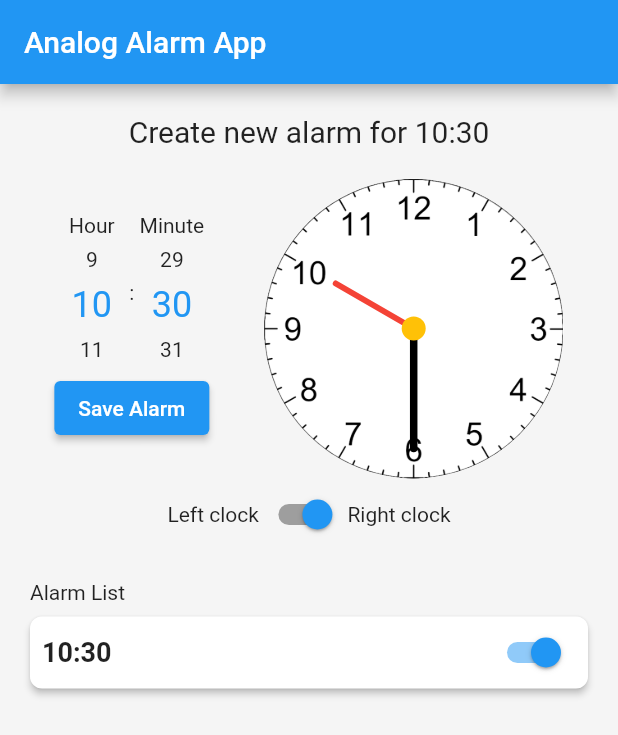
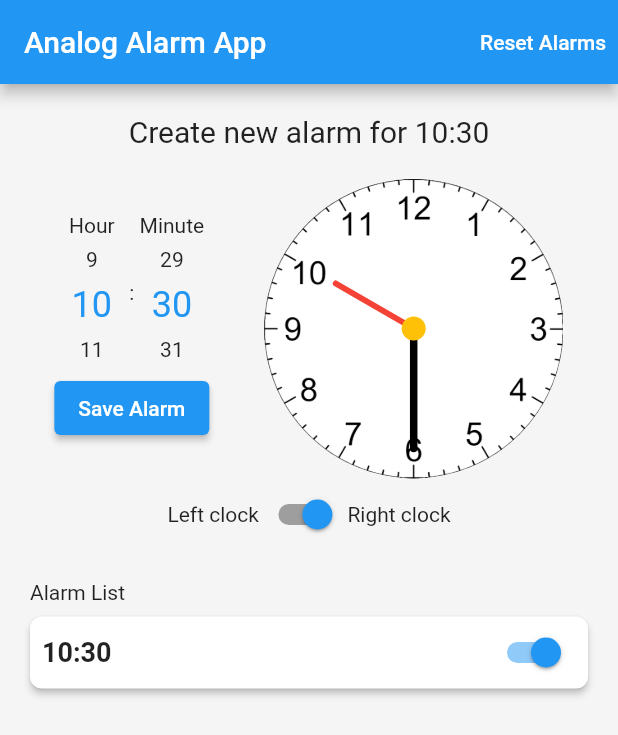
Before and after one commit to jameschristianw/analog_alarm_clock, a Flutter app: the screen it shows after launch, after a tap on "Save Alarm", on a phone screen of 412 x 824 dp. Shown: the top 735 px of the screen. Run offline on Flutter 3.47's test engine with Material 2 defaults, Android fonts, the phone set to English and light mode, and no system bars; drawn by our look-alikes of numberpicker; our stand-ins replace shared_preferences; missing offline and left inert: android_alarm_manager.

Commit message:
Feat: Alarm now triggersd

```diff
--- a/lib/components/alarm_list/alarm_list.dart
+++ b/lib/components/alarm_list/alarm_list.dart
@@ -24,12 +24,18 @@ class _AlarmListState extends State<AlarmList> {
             padding: EdgeInsets.all(4.0),
             child: Text('Alarm List'),
           ),
-          ...clock.alarms.map(
-            (alarm) => AlarmItem(
-              alarm: alarm,
-              onSwitch: (id) => clock.switchAlarm(id),
+          if (clock.alarms.isNotEmpty)
+            ...clock.alarms.map(
+              (alarm) => AlarmItem(
+                alarm: alarm,
+                onSwitch: (id) => clock.switchAlarm(id),
+              ),
             ),
-          )
+          if (clock.alarms.isEmpty)
+            const Padding(
+              padding: EdgeInsets.only(top: 16.0),
+              child: Center(child: Text('No Alarm Data')),
+            )
         ],
       ),
     );
--- a/lib/components/clock_header/clock_picker.dart
+++ b/lib/components/clock_header/clock_picker.dart
@@ -1,8 +1,4 @@
-import 'dart:math';
-
-import 'package:analog_alarm_clock/models/alarms_model_provider.dart';
 import 'package:analog_alarm_clock/models/main_provider.dart';
-import 'package:android_alarm_manager/android_alarm_manager.dart';
 import 'package:flutter/material.dart';
 import 'package:numberpicker/numberpicker.dart';
 import 'package:provider/provider.dart';
@@ -52,25 +48,13 @@ class ClockPicker extends StatelessWidget {
             ),
           ],
         ),
-        Consumer<MainProvider>(
-          builder: (context, provider, child) => ElevatedButton(
-            onPressed: () {
-              // AndroidAlarmManager.oneShotAt(
-              //   DateTime(
-              //     DateTime.now().year,
-              //     DateTime.now().month,
-              //     DateTime.now().day + 1,
-              //   ),
-              //   1,
-              //   () {},
-              // );
-              print('current id = ${provider.currentId}');
-              clock.addAlarms(provider.currentId);
-              provider.setCurrentId(provider.currentId + 1);
-            },
-            child: const Text('Save Alarm'),
-          ),
-        )
+        ElevatedButton(
+          onPressed: () {
+            clock.addAlarms(clock.currentId);
+            clock.setCurrentId(clock.currentId + 1);
+          },
+          child: const Text('Save Alarm'),
+        ),
       ],
     );
   }
--- a/lib/home_page.dart
+++ b/lib/home_page.dart
@@ -1,4 +1,5 @@
 import 'package:analog_alarm_clock/components/alarm_list/alarm_list.dart';
+import 'package:analog_alarm_clock/models/clock_model_provider.dart';
 import 'package:analog_alarm_clock/models/main_provider.dart';
 import 'package:flutter/material.dart';
 import 'package:provider/provider.dart';
@@ -32,9 +33,17 @@ class _HomeState extends State<Home> {
   void _initializeData(context) async {
     _prefs = await SharedPreferences.getInstance();
     int currentId = _prefs.getInt('CURRENT_ID') ?? 0;
+    String alarms = _prefs.getString('ALARMS') ?? '';
 
-    MainProvider provider = Provider.of<MainProvider>(context, listen: false);
-    provider.setCurrentId(currentId);
+    ClockModel clock = Provider.of<ClockModel>(context, listen: false);
+    clock.setCurrentId(currentId);
+
+    // MainProvider provider = Provider.of<MainProvider>(context, listen: false);
+    // provider.setCurrentId(currentId);
+
+    if (alarms.isNotEmpty) {
+      clock.setAlarmFromJson(alarms);
+    }
   }
 
   @override
@@ -42,6 +51,25 @@ class _HomeState extends State<Home> {
     return Scaffold(
       appBar: AppBar(
         title: const Text('Analog Alarm App'),
+        actions: [
+          Consumer<ClockModel>(
+            builder: (context, clock, child) => TextButton(
+              onPressed: () async {
+                clock.resetAlarms();
+
+                ScaffoldMessenger.of(context).showSnackBar(
+                  const SnackBar(
+                    content: Text('Alarms has been reset'),
+                  ),
+                );
+              },
+              child: const Text(
+                'Reset Alarms',
+                style: TextStyle(color: Colors.white),
+              ),
+            ),
+          )
+        ],
       ),
       body: Container(
         color: Colors.grey.shade100,
--- a/lib/models/alarms_model_provider.dart
+++ b/lib/models/alarms_model_provider.dart
@@ -37,4 +37,11 @@ class AlarmsModel with ChangeNotifier {
     _isEnabled = !_isEnabled;
     // notifyListeners();
   }
+
+  Map toJson() => {
+        'id': _id,
+        'hour': _hour,
+        'minute': _minute,
+        'isEnabled': _isEnabled,
+      };
 }
--- a/lib/models/clock_model_provider.dart
+++ b/lib/models/clock_model_provider.dart
@@ -1,4 +1,7 @@
+import 'dart:convert';
+
 import 'package:analog_alarm_clock/models/alarms_model_provider.dart';
+import 'package:android_alarm_manager/android_alarm_manager.dart';
 import 'package:flutter/material.dart';
 import 'package:intl/intl.dart';
 import 'package:shared_preferences/shared_preferences.dart';
@@ -7,35 +10,6 @@ class ClockModel with ChangeNotifier {
   ClockModel(id, hour, minute) {
     _hour = hour;
     _minute = minute;
-  }
-
-  late int _nextId;
-  get nextId => _nextId;
-  void setNextId(id) {
-    _nextId = id;
-  }
-
-  // Alarm things
-  final List<AlarmsModel> _alarms = [];
-  List<AlarmsModel> get alarms => _alarms;
-  void addAlarms(id) async {
-    AlarmsModel newAlarm = AlarmsModel(
-      id: id,
-      hour: _hour,
-      minute: _minute,
-      isEnabled: true,
-    );
-    _alarms.add(newAlarm);
-
-    SharedPreferences prefs = await SharedPreferences.getInstance();
-    prefs.setInt('CURRENT_ID', id);
-
-    notifyListeners();
-  }
-
-  void switchAlarm(id) {
-    _alarms[_alarms.indexWhere((alarm) => alarm.id == id)].switchAlarm();
-    notifyListeners();
   }
 
   // Clock hour and minute
@@ -59,4 +33,81 @@ class ClockModel with ChangeNotifier {
     final formatter = NumberFormat("00", 'en_US');
     return 'Create new alarm for ${formatter.format(_hour)}:${formatter.format(_minute)}';
   }
+
+  // Alarm things
+  late int _currentId;
+  get currentId => _currentId;
+  void setCurrentId(id) {
+    _currentId = id;
+  }
+
+  final List<AlarmsModel> _alarms = [];
+  List<AlarmsModel> get alarms => _alarms;
+  void addAlarms(id) async {
+    AlarmsModel newAlarm = AlarmsModel(
+      id: id,
+      hour: _hour,
+      minute: _minute,
+      isEnabled: true,
+    );
+    _alarms.add(newAlarm);
+    runAlarm(id);
+
+    SharedPreferences prefs = await SharedPreferences.getInstance();
+    prefs.setInt('CURRENT_ID', id);
+    prefs.setString('ALARMS', jsonEncode(_alarms));
+
+    notifyListeners();
+  }
+
+  runAlarm(id) async {
+    print('runAlarm');
+    await AndroidAlarmManager.oneShotAt(
+      DateTime(
+        DateTime.now().year,
+        DateTime.now().month,
+        DateTime.now().day,
+        _hour,
+        _minute,
+      ),
+      id,
+      printTest,
+    );
+  }
+
+  void switchAlarm(id) {
+    _alarms[_alarms.indexWhere((alarm) => alarm.id == id)].switchAlarm();
+    notifyListeners();
+  }
+
+  void setAlarmFromJson(alarmJson) {
+    List<dynamic> jsonResult = jsonDecode(alarmJson);
+
+    for (var result in jsonResult) {
+      AlarmsModel newAlarm = AlarmsModel(
+        id: result['id'],
+        hour: result['hour'],
+        minute: result['minute'],
+        isEnabled: result['isEnabled'],
+      );
+
+      _alarms.add(newAlarm);
+    }
+
+    notifyListeners();
+  }
+
+  void resetAlarms() async {
+    SharedPreferences prefs = await SharedPreferences.getInstance();
+    prefs.setString('ALARMS', '');
+    prefs.setInt('CURRENT_ID', 0);
+
+    _currentId = 0;
+    _alarms.clear();
+    notifyListeners();
+  }
 }
+
+printTest() {
+  print('Alarm is triggered');
+}
```
Also changed, not shown: lib/components/alarm_list/alarm_item.dart (+33 -2 lines), lib/models/main_provider.dart (+0 -7 lines), 2 other files.
